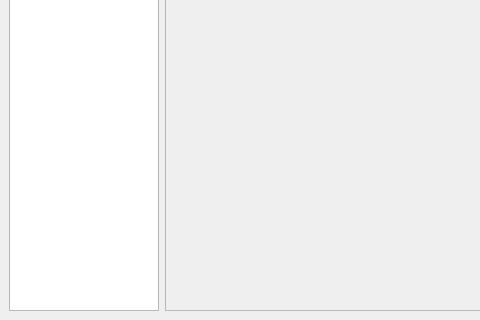
Before: the Qt Designer form ui/load.ui in MarwanMagdy0/VoiceNote, drawn with Qt 5; both pictures show x 0 to 480 and y 276 to 596 of the 736 by 596 pixel window.
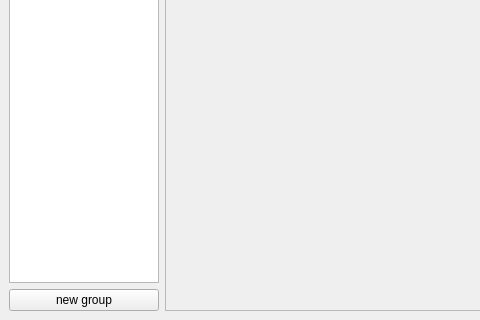
After: the same form once the commit is applied.

Diff of the .ui file:
```diff
--- a/ui/load.ui
+++ b/ui/load.ui
@@ -21,6 +21,8 @@
   <widget class="QWidget" name="centralwidget">
    <layout class="QHBoxLayout" name="horizontalLayout">
     <item>
+     <layout class="QVBoxLayout" name="verticalLayout_2">
+      <item>
      <widget class="QTreeWidget" name="treeWidget">
       <property name="sizePolicy">
        <sizepolicy hsizetype="Fixed" vsizetype="Expanding">
@@ -85,6 +87,15 @@
      </widget>
     </item>
     <item>
+       <widget class="QPushButton" name="add_new_group_button">
+        <property name="text">
+         <string>new group</string>
+        </property>
+       </widget>
+      </item>
+     </layout>
+    </item>
+    <item>
      <widget class="QScrollArea" name="scrollArea">
       <property name="sizePolicy">
        <sizepolicy hsizetype="Expanding" vsizetype="Expanding">
```
Left out of the diff: 2 changed lines with no effect on the pictures. Lines whose indentation alone changed are shown as unchanged.
